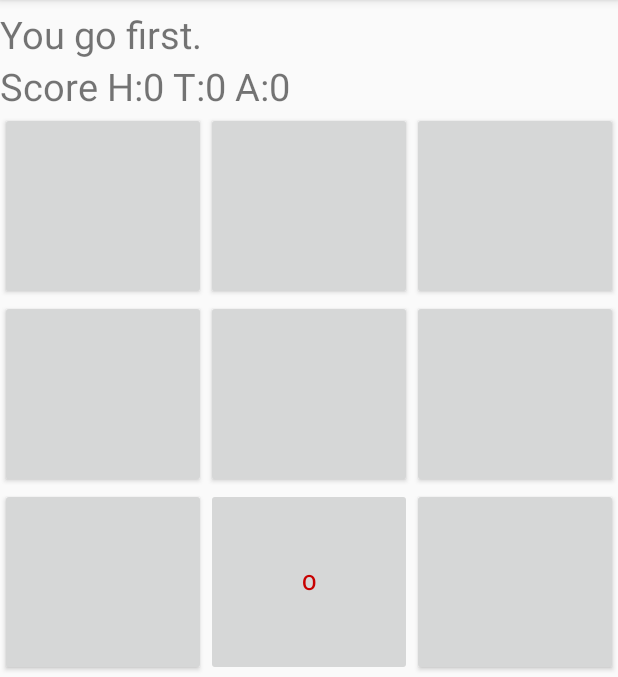
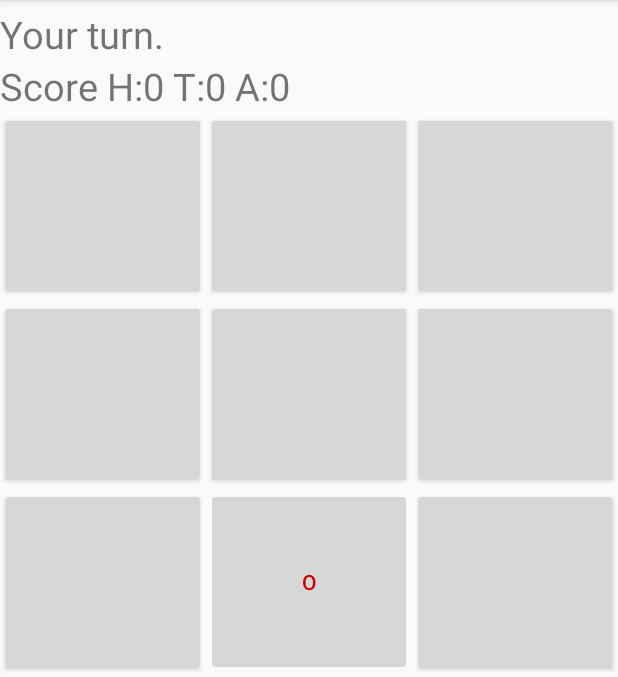
Before and after one commit to nebalceroc/moviles_entregas, an Android app: the screen it shows after launch (TicTacToeActivity), on a phone screen of 412 x 824 dp, the part 84-761 px from its top. Run offline under Robolectric (Android 15) with nearby library versions, the phone set to English and light mode, and no system bars.

Commit message:
string fix

```diff
--- a/Reto3_TicTacToe/app/src/main/java/com/example/nicolas/reto3_tictactoe/TicTacToeActivity.java
+++ b/Reto3_TicTacToe/app/src/main/java/com/example/nicolas/reto3_tictactoe/TicTacToeActivity.java
@@ -85,10 +85,9 @@ public class TicTacToeActivity extends AppCompatActivity {
             mInfoTextView.setText(R.string.turn_computer);
             int move = mGame.getComputerMove();
             setMove(TicTacToeGame.COMPUTER_PLAYER, move);
-            mInfoTextView.setText(R.string.first_human);
-        }else{
-            mInfoTextView.setText(R.string.turn_human);
+
         }
+        mInfoTextView.setText(R.string.turn_human);
     }
 
     private class ButtonClickListener implements View.OnClickListener {
```
